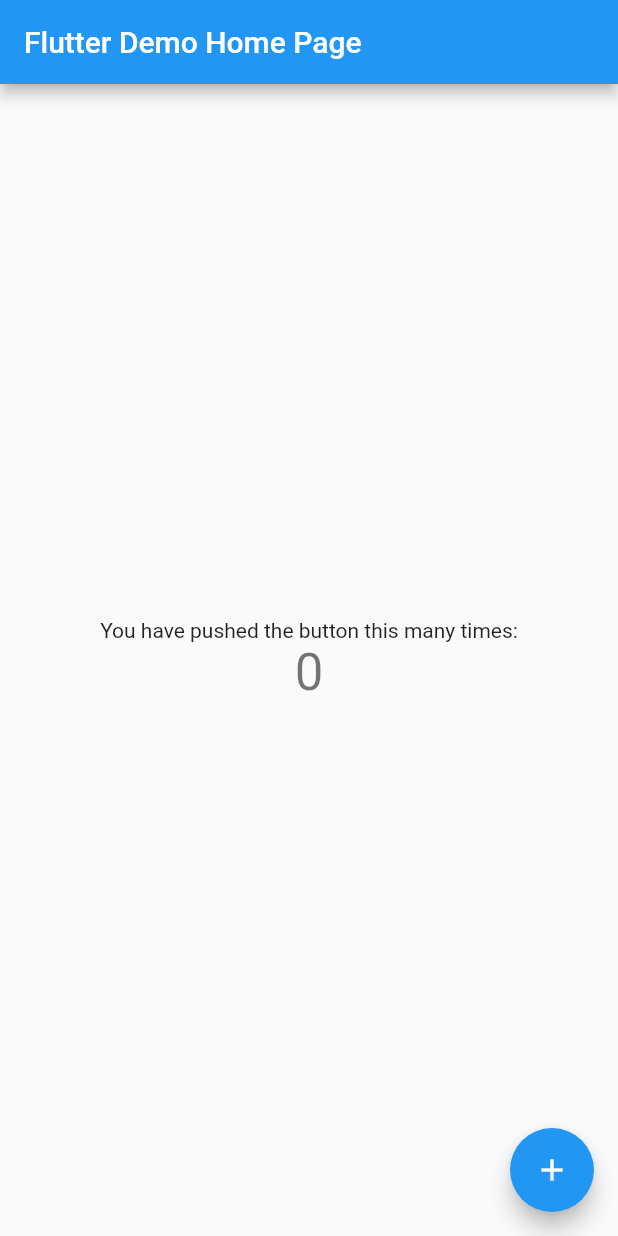
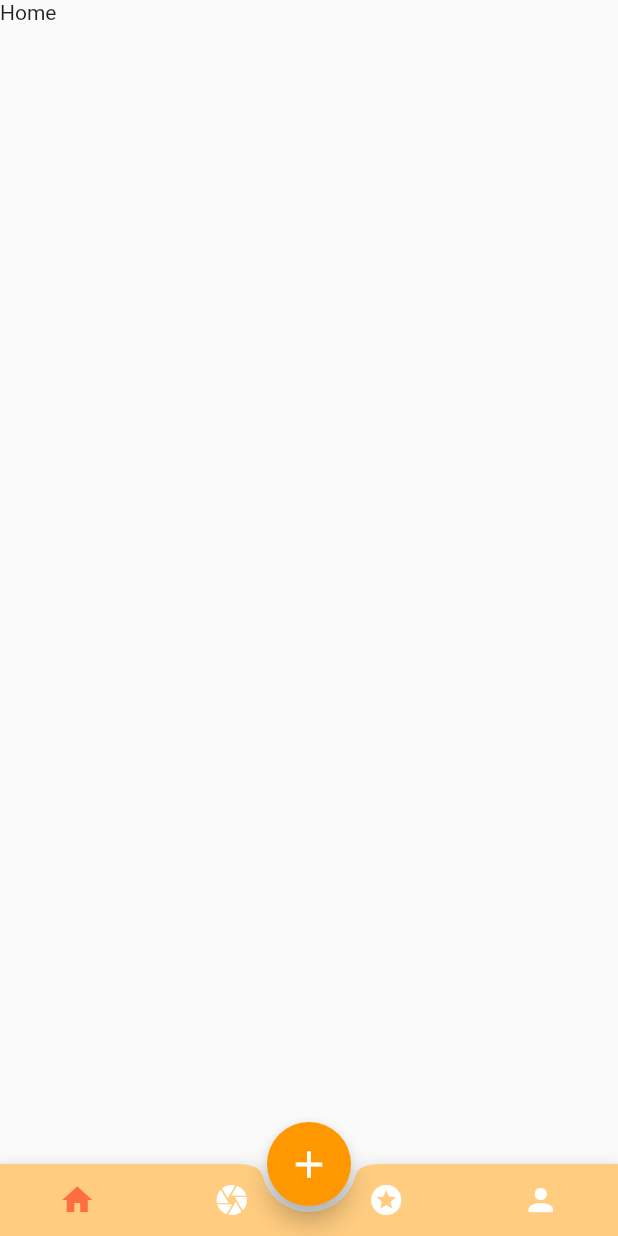
Before and after one commit to project-voice/voice, a Flutter app: the screen it shows after launch, on a phone screen of 412 x 824 dp. Run offline on Flutter 3.47's test engine with Material 2 defaults, Android fonts, the phone set to English and light mode, and no system bars.

Commit message:
feat: bottomTabBar

```diff
--- a/lib/main.dart
+++ b/lib/main.dart
@@ -1,111 +1,25 @@
 import 'package:flutter/material.dart';
+import 'package:voice/routes/index.dart';
 
 void main() => runApp(MyApp());
 
 class MyApp extends StatelessWidget {
-  // This widget is the root of your application.
   @override
   Widget build(BuildContext context) {
     return MaterialApp(
-      title: 'Flutter Demo',
-      theme: ThemeData(
-        // This is the theme of your application.
-        //
-        // Try running your application with "flutter run". You'll see the
-        // application has a blue toolbar. Then, without quitting the app, try
-        // changing the primarySwatch below to Colors.green and then invoke
-        // "hot reload" (press "r" in the console where you ran "flutter run",
-        // or simply save your changes to "hot reload" in a Flutter IDE).
-        // Notice that the counter didn't reset back to zero; the application
-        // is not restarted.
-        primarySwatch: Colors.blue,
-      ),
-      home: MyHomePage(title: 'Flutter Demo Home Page'),
-    );
+        title: 'Flutter Deom',
+        theme: ThemeData(
+            // 全局主题
+            primarySwatch: Colors.orange),
+        initialRoute: '/', //名字为/的路由作为应用的home(首页)
+        // 路由生成钩子
+        onGenerateRoute: (RouteSettings settings) {
+          return MaterialPageRoute(builder: (context) {
+            String routeName = settings.name;
+            print(routeName);
+            return;
+          });
+        },
+        routes: routes);
   }
 }
-
-class MyHomePage extends StatefulWidget {
-  MyHomePage({Key key, this.title}) : super(key: key);
-
-  // This widget is the home page of your application. It is stateful, meaning
-  // that it has a State object (defined below) that contains fields that affect
-  // how it looks.
-
-  // This class is the configuration for the state. It holds the values (in this
-  // case the title) provided by the parent (in this case the App widget) and
-  // used by the build method of the State. Fields in a Widget subclass are
-  // always marked "final".
-
-  final String title;
-
-  @override
-  _MyHomePageState createState() => _MyHomePageState();
-}
-
-class _MyHomePageState extends State<MyHomePage> {
-  int _counter = 0;
-
-  void _incrementCounter() {
-    setState(() {
-      // This call to setState tells the Flutter framework that something has
-      // changed in this State, which causes it to rerun the build method below
-      // so that the display can reflect the updated values. If we changed
-      // _counter without calling setState(), then the build method would not be
-      // called again, and so nothing would appear to happen.
-      _counter++;
-    });
-  }
-
-  @override
-  Widget build(BuildContext context) {
-    // This method is rerun every time setState is called, for instance as done
-    // by the _incrementCounter method above.
-    //
-    // The Flutter framework has been optimized to make rerunning build methods
-    // fast, so that you can just rebuild anything that needs updating rather
-    // than having to individually change instances of widgets.
-    return Scaffold(
-      appBar: AppBar(
-        // Here we take the value from the MyHomePage object that was created by
-        // the App.build method, and use it to set our appbar title.
-        title: Text(widget.title),
-      ),
-      body: Center(
-        // Center is a layout widget. It takes a single child and positions it
-        // in the middle of the parent.
-        child: Column(
-          // Column is also a layout widget. It takes a list of children and
-          // arranges them vertically. By default, it sizes itself to fit its
-          // children horizontally, and tries to be as tall as its parent.
-          //
-          // Invoke "debug painting" (press "p" in the console, choose the
-          // "Toggle Debug Paint" action from the Flutter Inspector in Android
-          // Studio, or the "Toggle Debug Paint" command in Visual Studio Code)
-          // to see the wireframe for each widget.
-          //
-          // Column has various properties to control how it sizes itself and
-          // how it positions its children. Here we use mainAxisAlignment to
-          // center the children vertically; the main axis here is the vertical
-          // axis because Columns are vertical (the cross axis would be
-          // horizontal).
-          mainAxisAlignment: MainAxisAlignment.center,
-          children: <Widget>[
-            Text(
-              'You have pushed the button this many times:',
-            ),
-            Text(
-              '$_counter',
-              style: Theme.of(context).textTheme.display1,
-            ),
-          ],
-        ),
-      ),
-      floatingActionButton: FloatingActionButton(
-        onPressed: _incrementCounter,
-        tooltip: 'Increment',
-        child: Icon(Icons.add),
-      ), // This trailing comma makes auto-formatting nicer for build methods.
-    );
-  }
-}
--- /dev/null
+++ b/lib/pages/Home.dart
@@ -0,0 +1,12 @@
+import 'package:flutter/material.dart';
+
+class HomePage extends StatefulWidget {
+  _HomePageState createState() => _HomePageState();
+}
+
+class _HomePageState extends State<HomePage> {
+  @override
+  Widget build(BuildContext context) {
+    return Container(child: Text('Home'));
+  }
+}
--- /dev/null
+++ b/lib/pages/index.dart
@@ -0,0 +1,68 @@
+import 'package:flutter/material.dart';
+import 'package:voice/routes/bottomBar.dart';
+import 'dart:math' as math;
+
+class IndexPage extends StatefulWidget {
+  final String title;
+  IndexPage({Key key, this.title}) : super(key: key);
+
+  @override
+  _IndexPageState createState() => _IndexPageState();
+}
+
+class _IndexPageState extends State<IndexPage> {
+  num _selectedKey = 0;
+  num _rotate = 0.0;
+  void releaseTipicHandler() {
+    print('发布视频或图片');
+    // 动画
+    setState(() {
+      if (this._rotate == 0.0) {
+        this._rotate = math.pi / 4;
+      } else {
+        this._rotate = 0.0;
+      }
+    });
+  }
+
+  @override
+  Widget build(BuildContext context) {
+    List<IconButton> tabBarList = new List();
+    bottomTabBar.forEach((item) {
+      num index = bottomTabBar.indexOf(item);
+      IconData icon = item['icon'];
+      Color color =
+          index == this._selectedKey ? Colors.deepOrangeAccent : Colors.white;
+      tabBarList.add(IconButton(
+        icon: Icon(icon),
+        color: color,
+        onPressed: () {
+          setState(() {
+            this._selectedKey = index;
+          });
+        },
+      ));
+    });
+
+    return Scaffold(
+        bottomNavigationBar: BottomAppBar(
+            color: Colors.orange[200],
+            shape: CircularNotchedRectangle(),
+            child: Row(
+                mainAxisAlignment: MainAxisAlignment.spaceAround,
+                children: tabBarList)),
+        floatingActionButton: FloatingActionButton(
+          child: Transform.rotate(
+            angle: this._rotate,
+            child: Icon(
+              Icons.add,
+              size: 30,
+              color: Colors.white,
+            ),
+          ),
+          onPressed: releaseTipicHandler,
+        ),
+        floatingActionButtonLocation: FloatingActionButtonLocation.centerDocked,
+        body: bottomTabBar[_selectedKey]['page']);
+  }
+}
--- /dev/null
+++ b/lib/routes/bottomBar.dart
@@ -0,0 +1,12 @@
+import 'package:flutter/material.dart';
+import 'package:voice/pages/Home.dart';
+import 'package:voice/pages/EnglishCorner.dart';
+import 'package:voice/pages/FluentSpeak.dart';
+import 'package:voice/pages/PersonalCenter.dart';
+
+List bottomTabBar = [
+  {'icon': Icons.home, 'selected': true, 'page': HomePage()},
+  {'icon': Icons.camera, 'selected': false, 'page': EnglishCorner()},
+  {'icon': Icons.stars, 'selected': false, 'page': FluentSpeak()},
+  {'icon': Icons.person, 'selected': false, 'page': PersonalCenter()}
+];
--- /dev/null
+++ b/lib/routes/index.dart
@@ -0,0 +1,6 @@
+import 'package:flutter/material.dart';
+import 'package:voice/pages/index.dart';
+
+Map routes = <String, WidgetBuilder>{
+  '/': (context) => IndexPage(title: 'Flutter Demo'),
+};
```
Also changed, not shown: lib/pages/EnglishCorner.dart (added, +12 -0 lines), lib/pages/FluentSpeak.dart (added, +12 -0 lines), lib/pages/Login.dart (added, +13 -0 lines), lib/pages/PersonalCenter.dart (added, +12 -0 lines), lib/pages/RankList.dart (added, +13 -0 lines), lib/pages/releaseTopic.dart (added, +17 -0 lines), lib/assets/index.dart (added), lib/common/index.dart (added), lib/components/index.dart (added), lib/constants/index.dart (added), lib/store/index.dart (added).
